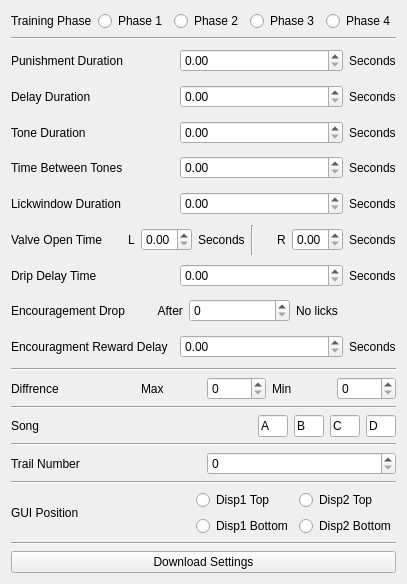
Above: UI_Designs/settingsUI.ui from Salk-Shtrahman/Temporal before the change. Below: the same form after it.
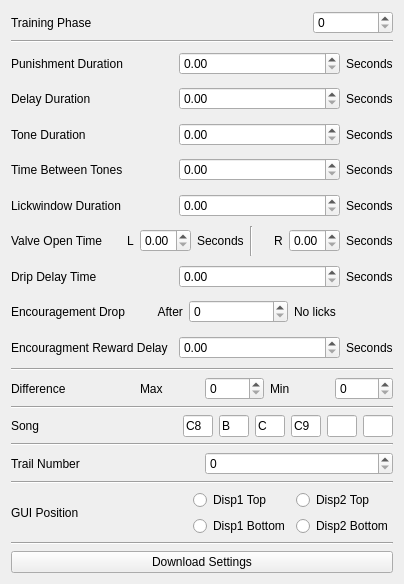
That is the form after the change.

```diff
--- a/UI_Designs/settingsUI.ui
+++ b/UI_Designs/settingsUI.ui
@@ -463,30 +463,12 @@
         </widget>
        </item>
        <item>
-        <widget class="QRadioButton" name="p1Button">
-         <property name="text">
-          <string>Phase 1</string>
-         </property>
-        </widget>
-       </item>
-       <item>
-        <widget class="QRadioButton" name="p2Button">
-         <property name="text">
-          <string>Phase 2</string>
-         </property>
-        </widget>
-       </item>
-       <item>
-        <widget class="QRadioButton" name="p3Button">
-         <property name="text">
-          <string>Phase 3</string>
-         </property>
-        </widget>
-       </item>
-       <item>
-        <widget class="QRadioButton" name="p4Button">
-         <property name="text">
-          <string>Phase 4</string>
+        <widget class="QSpinBox" name="trainingPhaseBox">
+         <property name="maximumSize">
+          <size>
+           <width>80</width>
+           <height>16777215</height>
+          </size>
          </property>
         </widget>
        </item>
@@ -497,7 +479,7 @@
        <item>
         <widget class="QLabel" name="label_7">
          <property name="text">
-          <string>Diffrence</string>
+          <string>Difference</string>
          </property>
         </widget>
        </item>
@@ -589,7 +571,7 @@
           </size>
          </property>
          <property name="text">
-          <string>A</string>
+          <string>C8</string>
          </property>
         </widget>
        </item>
@@ -628,7 +610,45 @@
           </size>
          </property>
          <property name="text">
-          <string>D</string>
+          <string>C9</string>
+         </property>
+        </widget>
+       </item>
+       <item>
+        <widget class="QLineEdit" name="song5">
+         <property name="sizePolicy">
+          <sizepolicy hsizetype="Minimum" vsizetype="Fixed">
+           <horstretch>0</horstretch>
+           <verstretch>0</verstretch>
+          </sizepolicy>
+         </property>
+         <property name="maximumSize">
+          <size>
+           <width>30</width>
+           <height>16777215</height>
+          </size>
+         </property>
+        </widget>
+       </item>
+       <item>
+        <widget class="QLineEdit" name="song6">
+         <property name="enabled">
+          <bool>true</bool>
+         </property>
+         <property name="sizePolicy">
+          <sizepolicy hsizetype="Fixed" vsizetype="Fixed">
+           <horstretch>0</horstretch>
+           <verstretch>0</verstretch>
+          </sizepolicy>
+         </property>
+         <property name="maximumSize">
+          <size>
+           <width>30</width>
+           <height>16777215</height>
+          </size>
+         </property>
+         <property name="maxLength">
+          <number>3</number>
          </property>
         </widget>
        </item>
```
